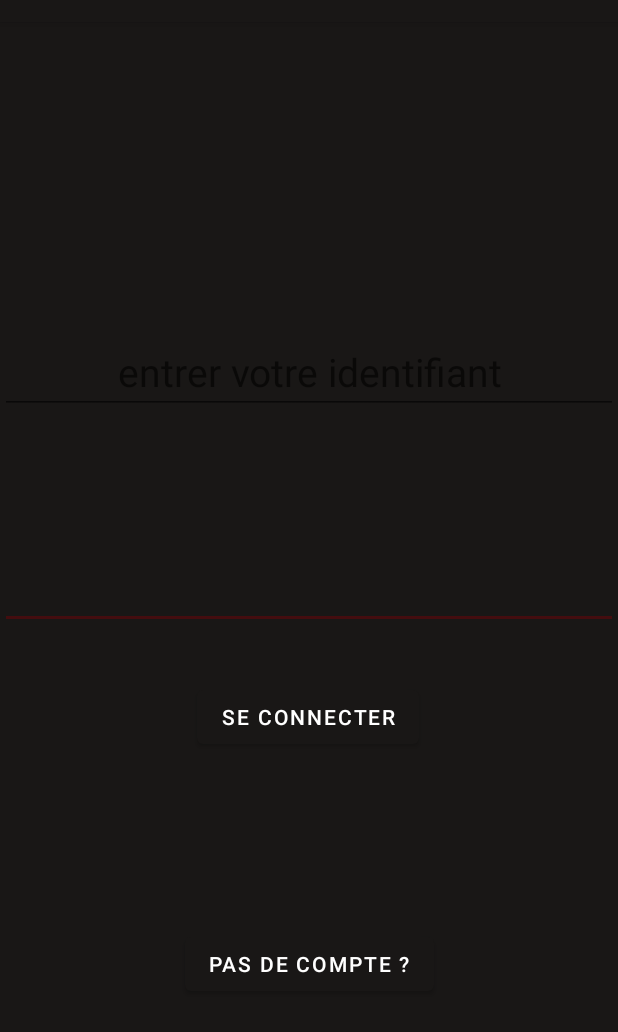
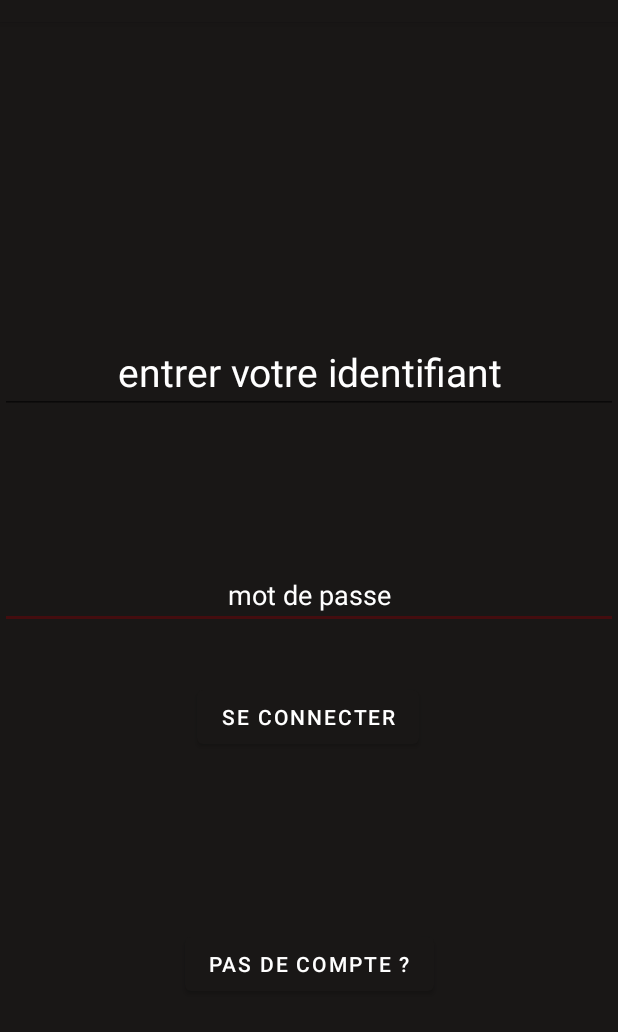
Before and after one commit to Andraziel/PulseNetwork, an Android app: the screen it shows after launch (MainActivity), on a phone screen of 412 x 824 dp, the part 62-1094 px from its top. Run offline under Robolectric (Android 15) with nearby library versions, the phone set to English and light mode, and no system bars; our stand-ins replace Firebase (no records; nobody signed in at launch, a user with empty details on screens opened directly).

Commit message:
tentative page de login n°668

```diff
--- a/app/src/main/res/layout/activity_main.xml
+++ b/app/src/main/res/layout/activity_main.xml
@@ -28,6 +28,7 @@
         android:layout_height="wrap_content"
         android:layout_marginTop="332dp"
         android:text="se connecter"
+        android:textColor="@color/white"
         app:iconTint="@color/secondary"
         app:layout_constraintEnd_toEndOf="parent"
         app:layout_constraintHorizontal_bias="0.498"
@@ -40,8 +41,11 @@
         android:layout_height="wrap_content"
         android:layout_marginTop="252dp"
         android:ems="10"
+        android:hint="mot de passe"
         android:inputType="textPassword"
+        android:textAlignment="center"
         android:textColor="#FFFFFF"
+        android:textColorHint="@color/white"
         app:layout_constraintBottom_toTopOf="@+id/sub"
         app:layout_constraintEnd_toEndOf="parent"
         app:layout_constraintHorizontal_bias="0.497"
@@ -65,7 +69,7 @@
         android:layout_height="wrap_content"
         android:hint="entrer votre identifiant"
         android:textAlignment="center"
-        android:textColor="@color/white"
+        android:textColorHint="@color/white"
         android:textSize="26sp"
         app:layout_constraintBottom_toTopOf="@+id/mdp"
         app:layout_constraintEnd_toEndOf="parent"
```
